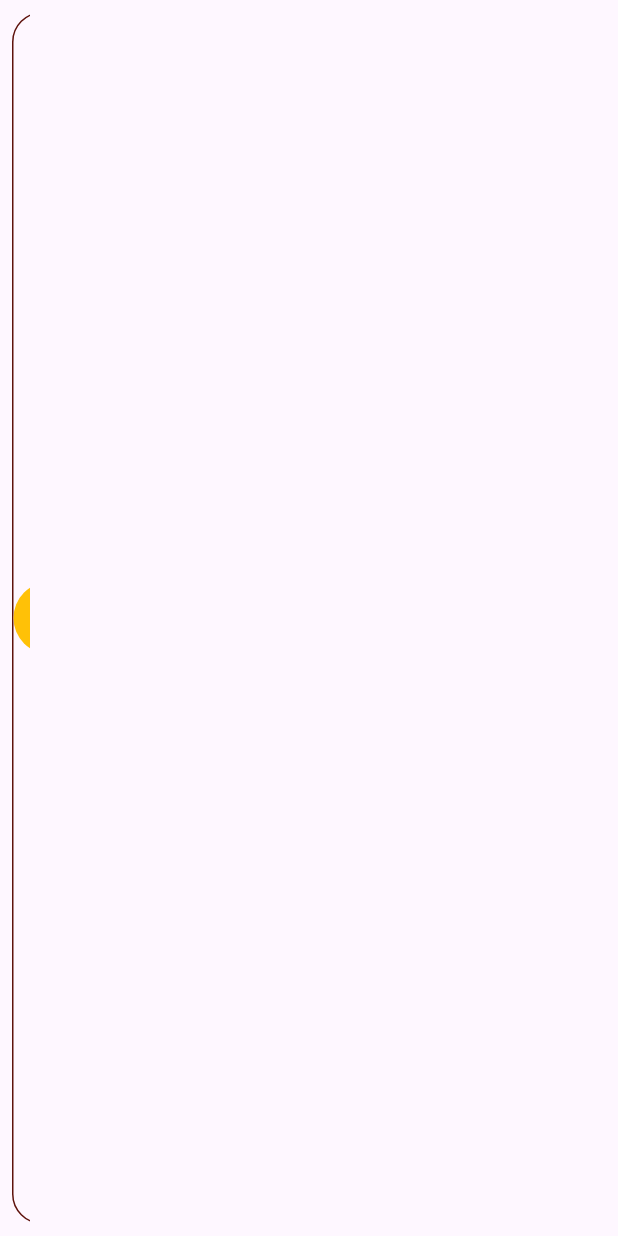
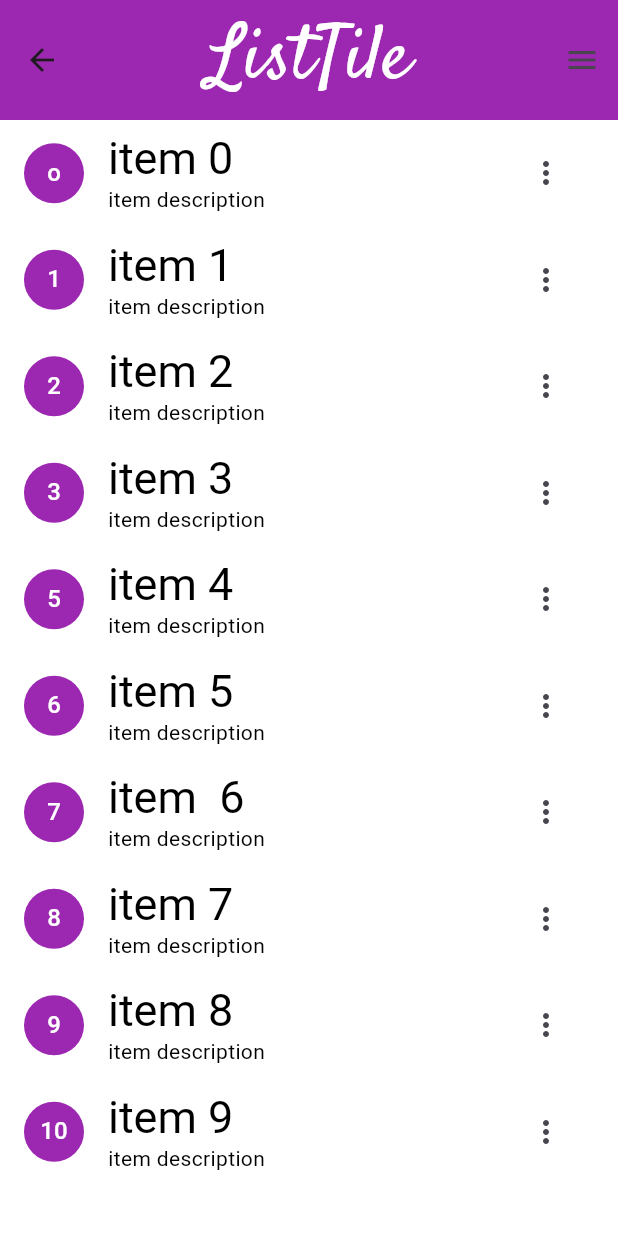
Before and after one commit to MuqadasTajamal/todoApp, a Flutter app: the Listview1Screen screen opened directly, on a phone screen of 412 x 824 dp. Run offline on Flutter 3.47's test engine with Material 3 defaults, Android fonts, the light colour scheme and no system bars; our stand-ins replace carousel_slider, lottie, shared_preferences; accounts and stored records are empty; key blocks and very long unbroken strings in the code were emptied for the run.

Commit message:
add colors

```diff
--- a/lib/view/listview1_screen.dart
+++ b/lib/view/listview1_screen.dart
@@ -1,45 +1,133 @@
 import 'package:flutter/material.dart';
 import 'package:flutter_google_1/util/my_colors.dart';
+import 'package:flutter_google_1/view/foody_screen.dart';
+import 'package:flutter_google_1/view/home_screen.dart';
+import 'package:flutter_google_1/view/travel_screen.dart';
 
-class Listview1Screen extends StatelessWidget {
-  const Listview1Screen({super.key});
+class Listview1Screen extends StatefulWidget {
+  @override
+  State<Listview1Screen> createState() => _Listview1ScreenState();
+}
+
+class _Listview1ScreenState extends State<Listview1Screen> {
+  var item = [
+    {"name": "item 0", "subname": "item description", "text": "o"},
+    {"name": "item 1", "subname": "item description", "text": "1"},
+    {"name": "item 2", "subname": "item description", "text": "2"},
+    {"name": "item 3", "subname": "item description", "text": "3"},
+    {"name": "item 4", "subname": "item description", "text": "5"},
+    {"name": "item 5", "subname": "item description", "text": "6"},
+    {"name": "item  6", "subname": "item description", "text": "7"},
+    {"name": "item 7", "subname": "item description", "text": "8"},
+    {"name": "item 8", "subname": "item description", "text": "9"},
+    {"name": "item 9", "subname": "item description", "text": "10"},
+  ];
 
   @override
   Widget build(BuildContext context) {
     return Scaffold(
-      body:
-       Column(
-        mainAxisAlignment: MainAxisAlignment.start,
-      //  crossAxisAlignment: CrossAxisAlignment.start,
-         children: [
-           Expanded(
-             child: Container(height: 20,width: 20,
-               child: ListView.builder(
-                scrollDirection:Axis.horizontal,
-                 itemCount: 10,
-                 itemBuilder: (contex, index) {
-                 return Padding(
-                   padding: const EdgeInsets.all(8.0),
-                   child: Container(
-                    height: 50,width: 50,
-                    decoration: BoxDecoration(
-                      borderRadius: BorderRadius.circular(20),
-                      border:Border.all(color: MyColors.red
-                     ) ),
-                     child: CircleAvatar(radius: 40,
-                       backgroundColor: MyColors.amber,
-                     ),
-                   ),
-                 );
-               }),
-             ),
-           ),
+      appBar: AppBar(
+          backgroundColor: MyColors.purplecolor,
+          toolbarHeight: 80,
+          title: Text("ListTile"),
+          centerTitle: true,
+          titleTextStyle: TextStyle(
+              fontSize: 50, color: MyColors.whitecolor, fontFamily: "Satify")),
+
+
+      endDrawer: Drawer(
+        clipBehavior: Clip.hardEdge,
+        elevation: 200,
+        backgroundColor: MyColors.whitecolor,
+        shadowColor: MyColors.whitecolor,
+        child: Container(color: MyColors.purple1,child: ListView(
+          children: [
+            DrawerHeader(child:Center(child:
+            Text("ListTile",style: TextStyle(color: MyColors.whitecolor,
+           fontSize: 30
+            ),))),
+Column(children: [
+  Row(children: [
+    InkWell(
+      onTap: (){
+        Navigator.push(context,MaterialPageRoute(builder: (_)=> HomeScreen()));
+        //  Navigator.push(context,CupertinoPageRoute(builder: (_)=>LifestyleScreen()));
+      },
+      child: Icon(Icons.home,color: MyColors.whitecolor,)),
+    SizedBox(width: 10,),
+    Text("Home",style: TextStyle(color: MyColors.whitecolor,
+           fontSize: 20
+            ))
+  ],),
+
+ SizedBox(height: 20,),
+
+    Row(children: [
+    InkWell(
+      onTap: (){
+        Navigator.push(context,MaterialPageRoute(builder: (_)=> TravelScreen()));
+        //  Navigator.push(context,CupertinoPageRoute(builder: (_)=>LifestyleScreen()));
+      },
+      child: CircleAvatar(backgroundImage: NetworkImage("https://encrypted-tbn0.gstatic.com/images?q=tbn:ANd9GcSW_1wYMDdN3R2N_PAh86iAekgq7FCp1THAcw&s"),)),
+    SizedBox(width: 10,),
+    Text("Travel",style: TextStyle(color: MyColors.whitecolor,
+           fontSize: 20
+            ))
+  ],),
+
+   SizedBox(height: 20,),
+
+      Row(children: [
+    InkWell(
+      onTap: (){
+        Navigator.push(context,MaterialPageRoute(builder: (_)=> FoodyScreen()));
+        //  Navigator.push(context,CupertinoPageRoute(builder: (_)=>LifestyleScreen()));
+      },
+      child: CircleAvatar(backgroundImage: NetworkImage("https://encrypted-tbn0.gstatic.com/images?q=tbn:ANd9GcTDgpd1QzqXn0JFy-_3nCNqfMXnrDunfxwy-w&s"),)),
+    SizedBox(width: 10,),
+    Text("Foody",style: TextStyle(color: MyColors.whitecolor,
+           fontSize: 20
+            ))
+  ],)
+
+
+],)
+
+          ],
+
+        ),),
+      ),
 
 
 
-
-         ],
-       ),
+      backgroundColor: MyColors.whitecolor,
+      body: SingleChildScrollView(
+        child: Column(
+          children: [
+            ListView.builder(
+                shrinkWrap: true,
+                itemCount: item.length,
+                itemBuilder: (context, index) {
+                  return ListTile(
+                    selectedColor: MyColors.whitecolor,
+                    leading: CircleAvatar(
+                      child: Text(
+                        item[index]["text"].toString(),
+                        style: TextStyle(color: MyColors.whitecolor),
+                      ),
+                      backgroundColor: MyColors.purple1,
+                    ),
+                    subtitle: Text(item[index]["subname"].toString()),
+                    title: Text(item[index]["name"].toString()),
+                    textColor: MyColors.black,
+                    titleTextStyle: TextStyle(fontSize: 30),
+                    trailing: IconButton(
+                        onPressed: () {}, icon: Icon(Icons.more_vert_outlined)),
+                  );
+                })
+          ],
+        ),
+      ),
     );
   }
 }
```
Also changed, not shown: lib/main.dart (+9 -1 lines), lib/view/todo1_screen.dart (+7 -0 lines), lib/view/todoh1_screen.dart (added, +92 -0 lines), image/g2.jpg (added).
